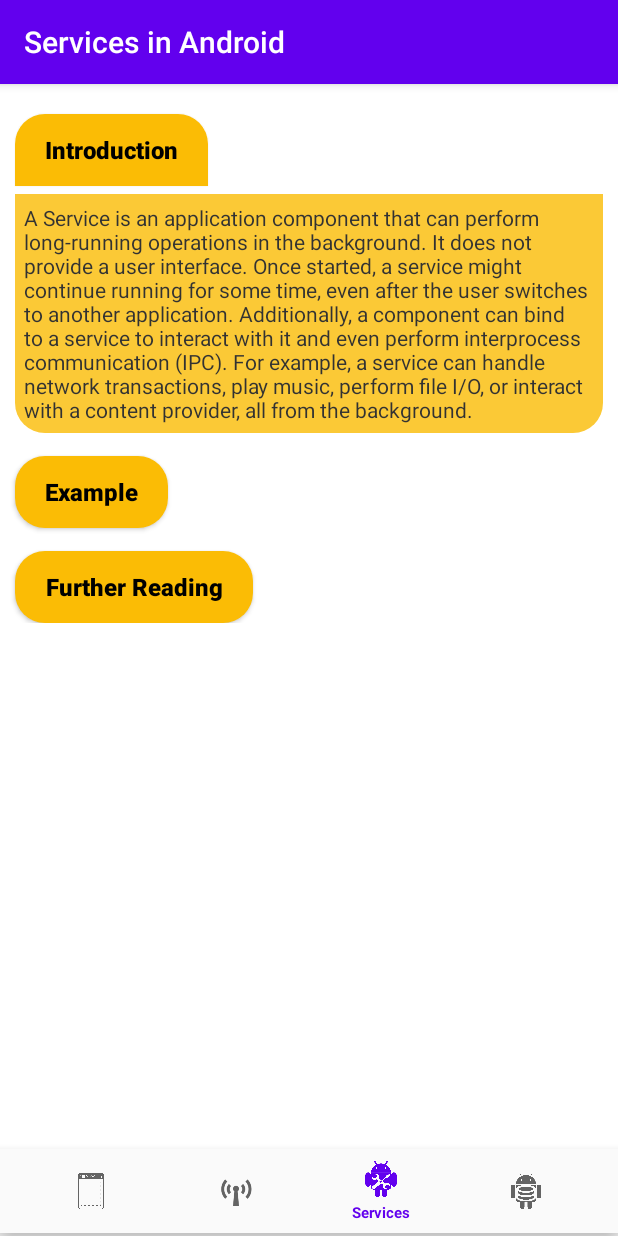
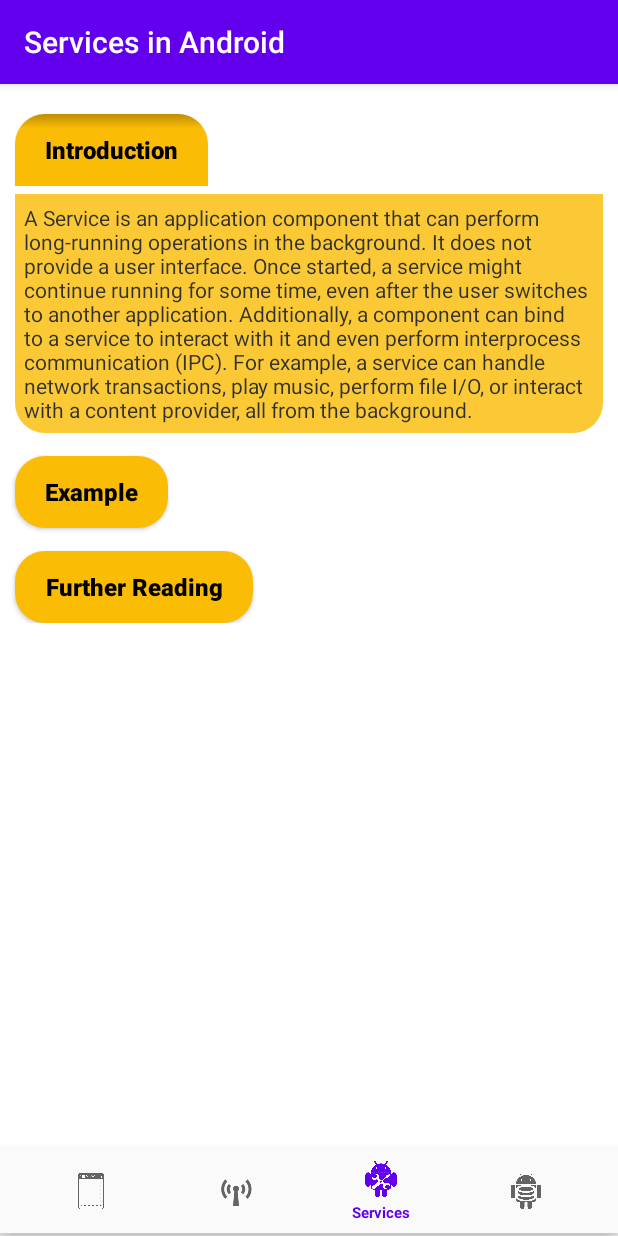
Before and after one commit to Raghuvorkady/Android-App-Development-Specialization, an Android app: the fragment tab4 placed in its activity, item 3 of the bottom bar chosen, on a phone screen of 412 x 824 dp. Run offline under Robolectric (Android 15) with nearby library versions, the phone set to English and light mode, and no system bars.

Commit message:
Added shadow effect to button using gradients

```diff
--- /dev/null
+++ b/app/src/main/res/drawable/activity_intro_bg.xml
@@ -0,0 +1,14 @@
+<?xml version="1.0" encoding="utf-8"?>
+<shape xmlns:android="http://schemas.android.com/apk/res/android">
+    <corners
+        android:topLeftRadius="20dp"
+        android:topRightRadius="20dp" />
+
+    <gradient
+        android:angle="90"
+        android:centerColor="#4285F4"
+        android:centerY="0.8"
+        android:endColor="#3264B8"
+        android:startColor="#4285F4"
+        android:type="linear" />
+</shape>
--- a/app/src/main/res/drawable/br_inro_bg.xml
+++ b/app/src/main/res/drawable/br_inro_bg.xml
@@ -4,6 +4,11 @@
         android:topRightRadius="20dp"
         android:topLeftRadius="20dp"/>
 
-    <solid
-        android:color="#EA4335"/>
+    <gradient
+        android:angle="90"
+        android:type="linear"
+        android:centerY="0.8"
+        android:startColor="#EA4335"
+        android:centerColor="#EA4335"
+        android:endColor="#B13328"/>
 </shape>
--- a/app/src/main/res/drawable/cp_intro_bg.xml
+++ b/app/src/main/res/drawable/cp_intro_bg.xml
@@ -4,6 +4,11 @@
         android:topRightRadius="20dp"
         android:topLeftRadius="20dp"/>
 
-    <solid
-        android:color="#34A853"/>
+    <gradient
+        android:angle="90"
+        android:type="linear"
+        android:centerY="0.8"
+        android:startColor="#34A853"
+        android:centerColor="#34A853"
+        android:endColor="#277E3E"/>
 </shape>
--- a/app/src/main/res/drawable/s_intro_bg.xml
+++ b/app/src/main/res/drawable/s_intro_bg.xml
@@ -4,6 +4,11 @@
         android:topRightRadius="20dp"
         android:topLeftRadius="20dp"/>
 
-    <solid
-        android:color="#FBBC05"/>
+    <gradient
+        android:angle="90"
+        android:type="linear"
+        android:centerY="0.8"
+        android:startColor="#FBBC05"
+        android:centerColor="#FBBC05"
+        android:endColor="#BD8D04"/>
 </shape>
```
